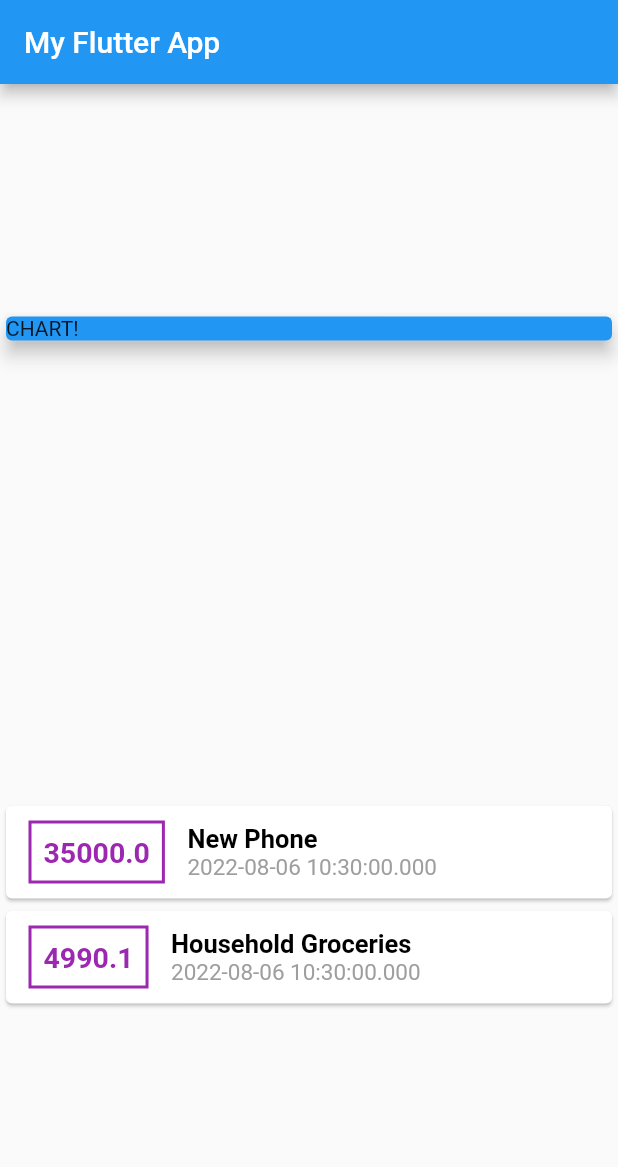
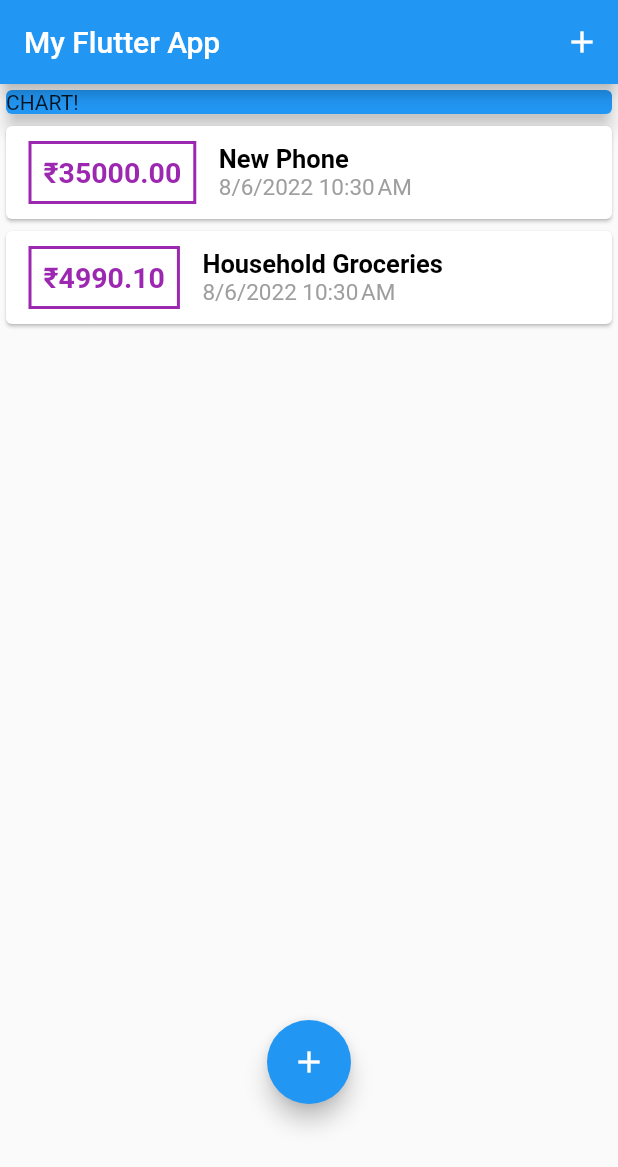
Before and after one commit to Pranshu-2002/Second_App, a Flutter app: the screen it shows after launch, on a phone screen of 412 x 824 dp. Shown: the top 1167 px of the screen. Run offline on Flutter 3.47's test engine with Material 2 defaults, Android fonts, the phone set to English and light mode, and no system bars.

Commit message:
Second day working at the 2nd Application #Enjoying

```diff
--- a/lib/main.dart
+++ b/lib/main.dart
@@ -1,5 +1,8 @@
 import 'package:flutter/material.dart';
-import './transaction.dart';
+import 'package:second_app/widgets/new_transaction.dart';
+import 'package:second_app/widgets/transaction_list.dart';
+import './widgets/new_transaction.dart';
+import './models/transaction.dart';
 
 void main() => runApp(const MyApp());
 
@@ -7,17 +10,22 @@ class MyApp extends StatelessWidget {
   const MyApp({Key key}) : super(key: key);
   @override
   Widget build(BuildContext context) {
-    return MaterialApp(
+    return const MaterialApp(
       title: 'Flutter App',
       home: MyHomePage(),
     );
   }
 }
 
-class MyHomePage extends StatelessWidget {
-  MyHomePage({Key key}) : super(key: key);
+class MyHomePage extends StatefulWidget {
+  const MyHomePage({Key key}) : super(key: key);
 
-  List<Transaction> transactions = [
+  @override
+  State<MyHomePage> createState() => _MyHomePageState();
+}
+
+class _MyHomePageState extends State<MyHomePage> {
+  final List<Transaction> _userTransaction = [
     Transaction(
       id: 'T-1',
       title: 'New Phone',
@@ -31,15 +39,41 @@ class MyHomePage extends StatelessWidget {
       date: DateTime.now(),
     )
   ];
+  void _addTransaction(String txtitle, double txamount) {
+    final newTx = Transaction(
+      amount: txamount,
+      date: DateTime.now(),
+      title: txtitle,
+      id: DateTime.now().toString(),
+    );
+    setState(() {
+      _userTransaction.add(newTx);
+    });
+  }
+
+  void _openFieldsToAddTransactions(BuildContext ctx) {
+    showModalBottomSheet(
+        context: ctx,
+        builder: (_) {
+          return NewTransaction(_addTransaction);
+        });
+  }
 
   @override
   Widget build(BuildContext context) {
     return Scaffold(
       appBar: AppBar(
         title: const Text('My Flutter App'),
+        actions: [
+          IconButton(
+              onPressed: () {
+                _openFieldsToAddTransactions(context);
+              },
+              icon: const Icon(Icons.add)),
+        ],
       ),
-      body: Column(
-        mainAxisAlignment: MainAxisAlignment.spaceAround,
+      body: SingleChildScrollView(
+        child: Column(
           crossAxisAlignment: CrossAxisAlignment.stretch,
           children: [
             Container(
@@ -50,55 +84,17 @@ class MyHomePage extends StatelessWidget {
                 child: Text('CHART!'),
               ),
             ),
-          Column(
-            children: transactions.map((tx) {
-              return Card(
-                child: Row(
-                  children: [
-                    Container(
-                      margin: const EdgeInsets.symmetric(
-                        vertical: 10,
-                        horizontal: 15,
-                      ),
-                      decoration: BoxDecoration(
-                        border: Border.all(
-                          color: Colors.purple,
-                          width: 2,
-                        ),
-                      ),
-                      padding: const EdgeInsets.all(8),
-                      child: Text(
-                        tx.amount.toString(),
-                        style: const TextStyle(
-                          color: Colors.purple,
-                          fontSize: 19,
-                          fontWeight: FontWeight.bold,
-                        ),
-                      ),
-                    ),
-                    Column(
-                      crossAxisAlignment: CrossAxisAlignment.start,
-                      children: [
-                        Text(tx.title,
-                            style: const TextStyle(
-                              color: Colors.black,
-                              fontSize: 17,
-                              fontWeight: FontWeight.bold,
-                            )),
-                        Text(tx.date.toString(),
-                            style: const TextStyle(
-                              color: Colors.grey,
-                              fontSize: 15,
-                            ))
-                      ],
+            TransactionList(_userTransaction),
+            FloatingActionButton(
+              onPressed: () {
+                _openFieldsToAddTransactions(context);
+              },
+              child: const Icon(Icons.add),
             ),
           ],
         ),
-              );
-            }).toList(),
       ),
-        ],
-      ),
+      floatingActionButtonLocation: FloatingActionButtonLocation.centerFloat,
     );
   }
 }
--- /dev/null
+++ b/lib/widgets/transaction_list.dart
@@ -0,0 +1,66 @@
+import 'package:flutter/material.dart';
+import 'package:intl/intl.dart';
+import '../models/transaction.dart';
+
+class TransactionList extends StatelessWidget {
+  final List<Transaction> userTransaction;
+  const TransactionList(this.userTransaction, {Key key}) : super(key: key);
+  @override
+  Widget build(BuildContext context) {
+    return Container(
+      height: 600,
+      child: ListView.builder(
+        itemBuilder: (ctx, index) {
+          return Card(
+            child: Row(
+              children: [
+                Container(
+                  margin: const EdgeInsets.symmetric(
+                    vertical: 10,
+                    horizontal: 15,
+                  ),
+                  decoration: BoxDecoration(
+                    border: Border.all(
+                      color: Colors.purple,
+                      width: 2,
+                    ),
+                  ),
+                  padding: const EdgeInsets.all(8),
+                  child: Text(
+                    '₹${userTransaction[index].amount.toStringAsFixed(2)}',
+                    style: const TextStyle(
+                      color: Colors.purple,
+                      fontSize: 19,
+                      fontWeight: FontWeight.bold,
+                    ),
+                  ),
+                ),
+                Column(
+                  crossAxisAlignment: CrossAxisAlignment.start,
+                  children: [
+                    Text(userTransaction[index].title,
+                        style: const TextStyle(
+                          color: Colors.black,
+                          fontSize: 17,
+                          fontWeight: FontWeight.bold,
+                        )),
+                    Text(
+                      DateFormat.yMd()
+                          .add_jm()
+                          .format(userTransaction[index].date),
+                      style: const TextStyle(
+                        color: Colors.grey,
+                        fontSize: 15,
+                      ),
+                    )
+                  ],
+                ),
+              ],
+            ),
+          );
+        },
+        itemCount: userTransaction.length,
+      ),
+    );
+  }
+}
--- a/pubspec.yaml
+++ b/pubspec.yaml
@@ -34,6 +34,7 @@ dependencies:
   # The following adds the Cupertino Icons font to your application.
   # Use with the CupertinoIcons class for iOS style icons.
   cupertino_icons: ^1.0.2
+  intl: ^0.17.0
 
 dev_dependencies:
   flutter_test:
```
Also changed, not shown: lib/widgets/new_transaction.dart (added, +58 -0 lines), lib/models/transaction.dart (renamed from lib/transaction.dart), pubspec.lock. Lines whose indentation alone changed are shown as unchanged.
